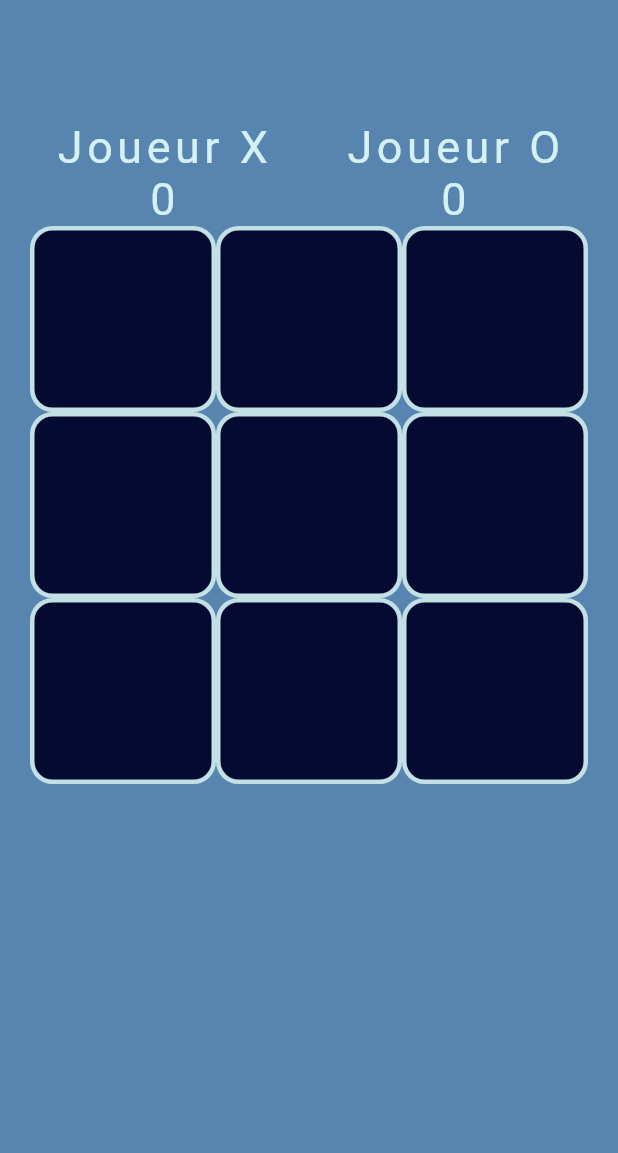
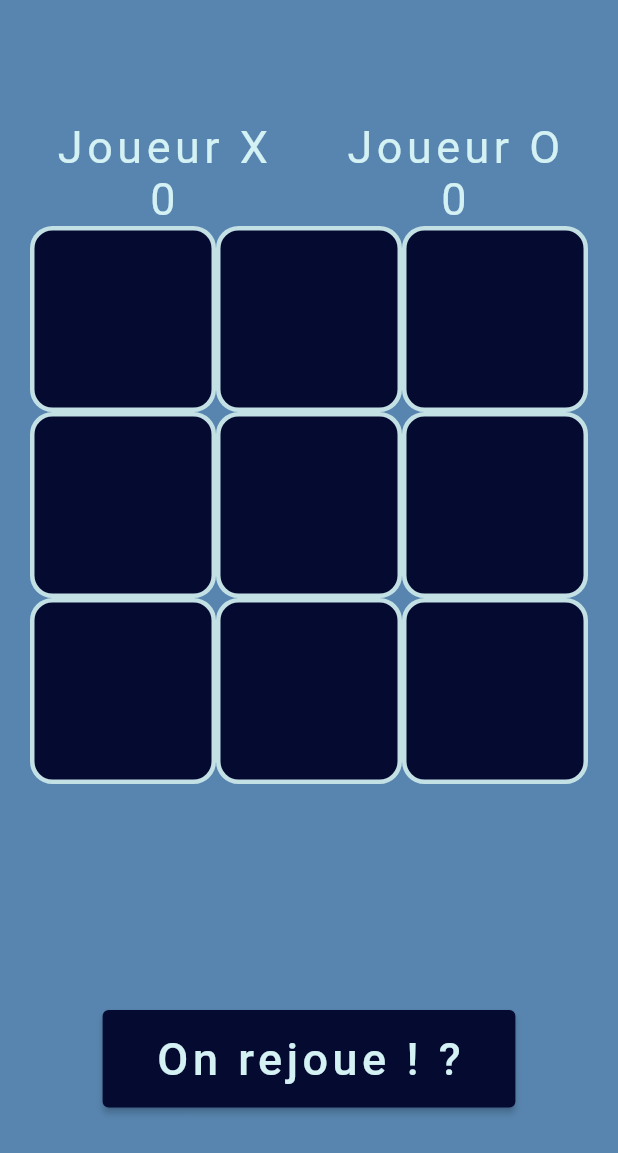
Before and after one commit to Meerwaan/tictactoe_flutter, a Flutter app: the screen it shows after launch, on a phone screen of 412 x 824 dp. Shown: the top 1153 px of the screen. Run offline on Flutter 3.47's test engine with Material 2 defaults, Android fonts, the phone set to English and light mode, and no system bars; our stand-ins replace google_fonts; Roboto replaces fonts that are missing (Coiny).

Commit message:
Foction por remttrre le tableau a

```diff
--- a/lib/screens/game.dart
+++ b/lib/screens/game.dart
@@ -32,7 +32,8 @@ class _GameScreenState extends State<GameScreen> {
       backgroundColor: MainColor.bgColor,
       body: Padding(
         padding: const EdgeInsets.all(20),
-        child: Column(children: [
+        child: Column(
+          children: [
             Expanded(
               flex: 1,
               child: Container(
@@ -105,11 +106,32 @@ class _GameScreenState extends State<GameScreen> {
             ),
             Expanded(
                 flex: 2,
-              child: Text(
+                child: Center(
+                  child: Column(
+                    mainAxisAlignment: MainAxisAlignment.center,
+                    children: [
+                      Text(
                         resutDec,
                         style: customFontWhite,
+                      ),
+                      SizedBox(height: 30),
+                      ElevatedButton(
+                          style: ElevatedButton.styleFrom(
+                              backgroundColor: MainColor.accenColor,
+                              padding: EdgeInsets.symmetric(
+                                  horizontal: 35, vertical: 15)),
+                          onPressed: () {
+                            _clear();
+                          },
+                          child: Text(
+                            'On rejoue ! ?',
+                            style: customFontWhite,
                           ))
-        ]),
+                    ],
+                  ),
+                ))
+          ],
+        ),
       ),
     );
   }
@@ -219,4 +241,15 @@ class _GameScreenState extends State<GameScreen> {
     }
     winnerFound = true;
   }
+
+  void _clear() {
+    setState(() {
+      for (int i = 0; i < 9; i++) {
+        displayXO[i] = '';
       }
+      resutDec = '';
+    });
+
+    filledBoxes = 0;
+  }
+}
```
Lines whose indentation alone changed are shown as unchanged.
